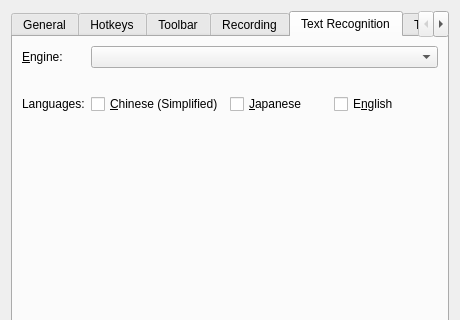
The window that src/settings/SettingsDialog.ui (ChickenSeller/glimpse) describes before a commit, drawn with Qt 5; both pictures show x 0 to 460 and y 0 to 320 of the 460 by 623 pixel window.
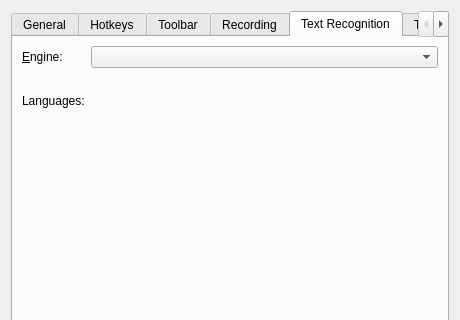
The same window after the commit. The open tabs and pages were chosen to show the change. Custom widgets are drawn as their Qt base class.

Commit message:
Recognize Traditional Chinese and French text
Text recognition offers Chinese (Simplified and Traditional), English,
Japanese and French; every engine reads all of them (PaddleOCR's model
already did). Saved languages no longer offered are dropped. In Chinese,
the setting speaks of 文字 rather than 语言.

Diff of the .ui file:
```diff
--- a/src/settings/SettingsDialog.ui
+++ b/src/settings/SettingsDialog.ui
@@ -828,36 +828,7 @@
           </widget>
          </item>
          <item row="2" column="1">
-          <layout class="QHBoxLayout" name="ocrLanguagesLayout">
-           <item>
-            <widget class="QCheckBox" name="ocrChineseCheck">
-             <property name="text">
-              <string>&amp;Chinese (Simplified)</string>
-             </property>
-            </widget>
-           </item>
-           <item>
-            <widget class="QCheckBox" name="ocrJapaneseCheck">
-             <property name="text">
-              <string>&amp;Japanese</string>
-             </property>
-            </widget>
-           </item>
-           <item>
-            <widget class="QCheckBox" name="ocrEnglishCheck">
-             <property name="text">
-              <string>E&amp;nglish</string>
-             </property>
-            </widget>
-           </item>
-           <item>
-            <spacer name="ocrLanguagesSpacer">
-             <property name="orientation">
-              <enum>Qt::Horizontal</enum>
-             </property>
-            </spacer>
-           </item>
-          </layout>
+          <layout class="QGridLayout" name="ocrLanguagesLayout"/>
          </item>
         </layout>
        </item>
```
The commit also changes 11 other files.
